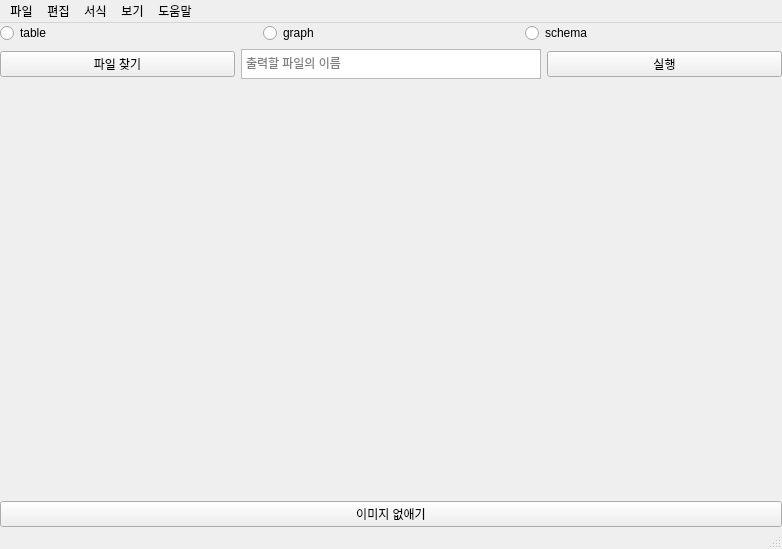
Old version of the form coursegraph/Maingui.ui in the repository oss2024hnu/coursegraph-py.
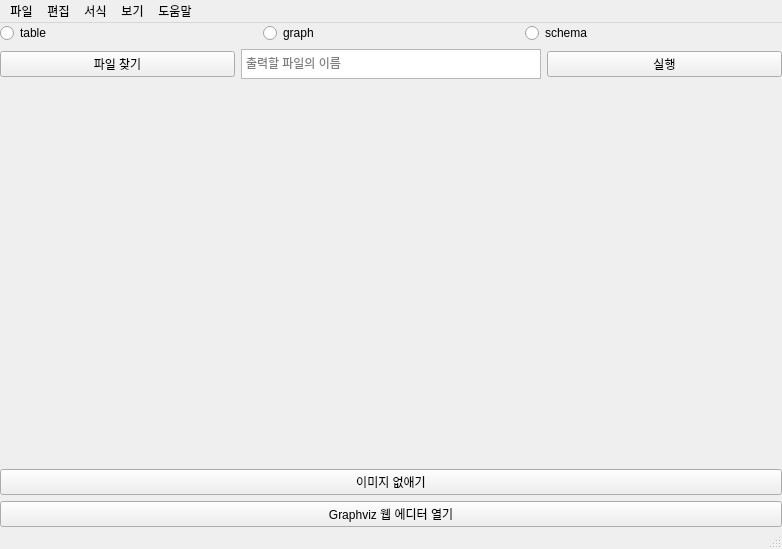
New version of the form.

Commit message: graphviz웹에디터 추가

What changed in the file:
```diff
--- a/coursegraph/Maingui.ui
+++ b/coursegraph/Maingui.ui
@@ -43,6 +43,13 @@
         </property>
        </widget>
       </item>
+      <item row="7" column="0">
+       <widget class="QPushButton" name="pushButton_graphviz">
+        <property name="text">
+         <string>Graphviz 웹 에디터 열기</string>
+        </property>
+       </widget>
+      </item>
       <item row="0" column="0">
        <layout class="QHBoxLayout" name="horizontalLayout">
         <property name="spacing">
```
Lines whose indentation alone changed are shown as unchanged. The commit also changes 3 other files.
